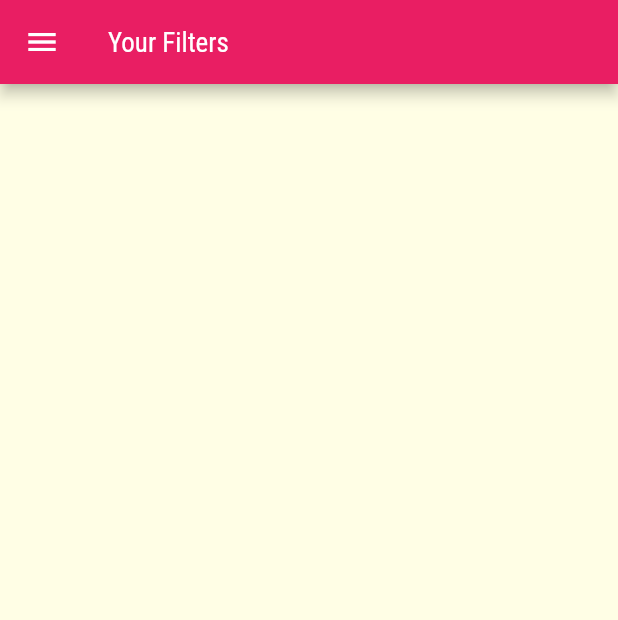
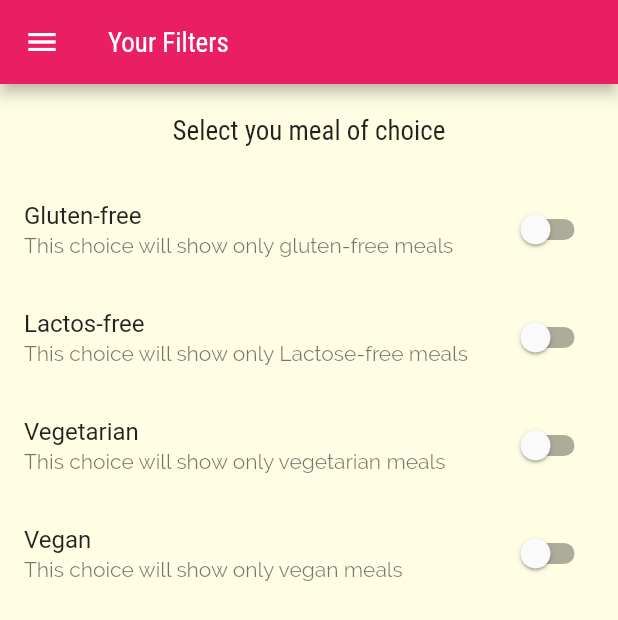
Before and after one commit to iamsyedanish/meal_app, a Flutter app: the FiltersScreen screen opened by its route, on a phone screen of 412 x 824 dp. Shown: the top 620 px of the screen. Run offline on Flutter 3.47's test engine with Material 2 defaults, Android fonts, the light colour scheme and no system bars.

Commit message:
"Filter screen page designed"

```diff
--- a/lib/screens/filters_screen.dart
+++ b/lib/screens/filters_screen.dart
@@ -2,15 +2,82 @@ import 'package:flutter/material.dart';
 
 import '../widgets/main_drawer.dart';
 
-class FiltersScreen extends StatelessWidget {
+class FiltersScreen extends StatefulWidget {
   static const routeName = '/filters';
   const FiltersScreen({super.key});
+
+  @override
+  State<FiltersScreen> createState() => _FiltersScreenState();
+}
+
+class _FiltersScreenState extends State<FiltersScreen> {
+  var _glutenFree = false;
+  var _vegetarian = false;
+  var _vegan = false;
+  var _lactoseFree = false;
+
+  Widget _buildSwitchListTile(
+      String title, String subtitle, bool currentValue, Function updateValue) {
+    return SwitchListTile(
+        title: Text(title),
+        value: currentValue,
+        subtitle: Text(subtitle),
+        onChanged: (newValue) => updateValue(newValue));
+  }
 
   @override
   Widget build(BuildContext context) {
     return Scaffold(
       appBar: AppBar(title: const Text("Your Filters")),
       drawer: const MainDrawer(),
+      body: Column(
+        children: [
+          Container(
+            width: double.infinity,
+            padding: const EdgeInsets.all(20),
+            child: Center(
+              child: Text(
+                "Select you meal of choice",
+                style: Theme.of(context).textTheme.titleLarge,
+              ),
+            ),
+          ),
+          Expanded(
+              child: ListView(children: [
+            _buildSwitchListTile(
+                "Gluten-free",
+                "This choice will show only gluten-free meals",
+                _glutenFree, (newValue) {
+              setState(() {
+                _glutenFree = newValue;
+              });
+            }),
+            _buildSwitchListTile(
+                "Lactos-free",
+                "This choice will show only Lactose-free meals",
+                _lactoseFree, (newValue) {
+              setState(() {
+                _lactoseFree = newValue;
+              });
+            }),
+            _buildSwitchListTile(
+                "Vegetarian",
+                "This choice will show only vegetarian meals",
+                _vegetarian, (newValue) {
+              setState(() {
+                _vegetarian = newValue;
+              });
+            }),
+            _buildSwitchListTile(
+                "Vegan", "This choice will show only vegan meals", _vegan,
+                (newValue) {
+              setState(() {
+                _vegan = newValue;
+              });
+            })
+          ])),
+        ],
+      ),
     );
   }
 }
```
